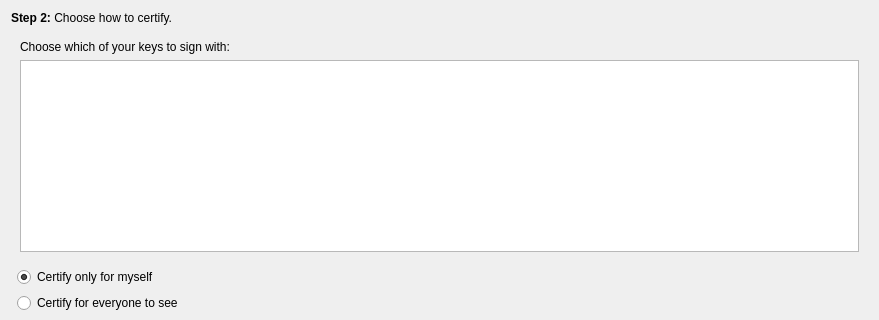
This is dialogs/certificationoptionswidget.ui in sensama/kleopatra as Qt 5 draws it before an edit; both pictures show x 0 to 879 and y 0 to 320 of the 879 by 523 pixel window. The edited form follows.
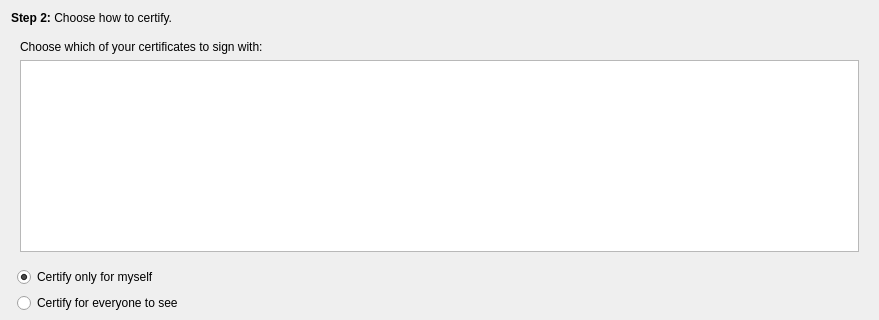
This is the edited form. The open tabs and pages were chosen to show the change.

Commit message: More key->certificate changes, now the german and english texts are the same again.

What changed in the file:
```diff
--- a/dialogs/certificationoptionswidget.ui
+++ b/dialogs/certificationoptionswidget.ui
@@ -27,7 +27,7 @@
        <item>
         <widget class="QLabel" name="label_7" >
          <property name="text" >
-          <string>Choose which of your keys to sign with:</string>
+          <string>Choose which of your certificates to sign with:</string>
          </property>
         </widget>
        </item>
```
The commit also changes 7 other files.
